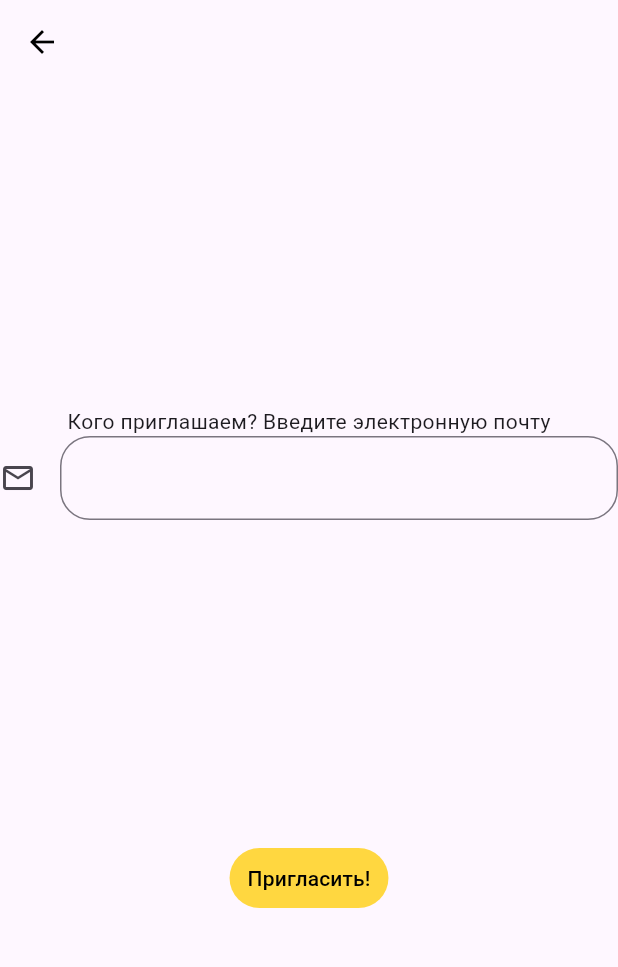
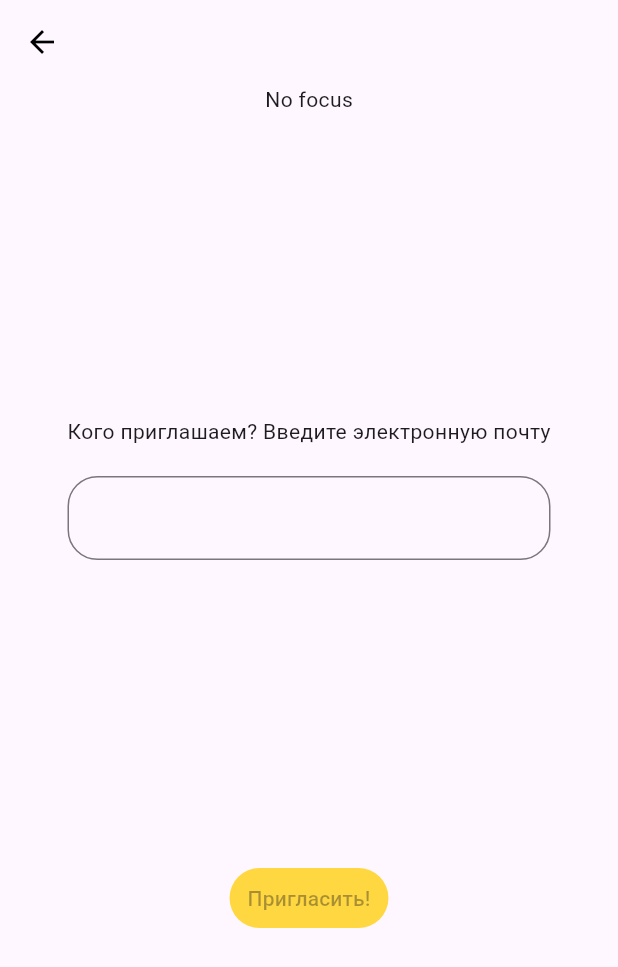
Before and after one commit to RBeschastnyh/board-game-app, a Flutter app: the screen it shows after launch, item 3 of the bottom bar chosen, on a phone screen of 412 x 824 dp. Shown: the top 967 px of the screen. Run offline on Flutter 3.47's test engine with Material 3 defaults, Android fonts, the phone set to English and light mode, and no system bars.

Commit message:
Added join and create table screens. Altered package structure

```diff
--- a/bg-app-ui/bg_app_ui/lib/board/invite_page.dart
+++ /dev/null
@@ -1,81 +0,0 @@
-import 'package:flutter/material.dart';
-
-class InviteFriendPage extends StatefulWidget {
-  const InviteFriendPage({super.key});
-
-  @override
-  State<StatefulWidget> createState() => _InviteFriendPageState();
-}
-
-class _InviteFriendPageState extends State<InviteFriendPage> {
-
-  final TextEditingController _textController = TextEditingController();
-
-  bool _validEmail = true;
-
-  @override
-  void dispose() {
-    _textController.dispose();
-    super.dispose();
-  }
-
-  @override
-  void initState() {
-    super.initState();
-    _textController.addListener(() {
-
-    });
-  }
-
-  @override
-  Widget build(BuildContext context) {
-    return Scaffold(
-      appBar: AppBar(
-        leading: IconButton(
-          onPressed: () {
-            Navigator.of(context).pop();
-          },
-          icon: Icon(
-            Icons.arrow_back,
-            color: Colors.black,
-          )
-        ),
-      ),
-      body: Center(
-        child: Column(
-          mainAxisAlignment: MainAxisAlignment.spaceAround,
-          children: [
-            Spacer(),
-            Text("Кого приглашаем? Введите электронную почту"),
-            TextField(
-              controller: _textController,
-              decoration: InputDecoration(
-                icon: Icon(
-                  Icons.email_outlined
-                ),
-                border: OutlineInputBorder(
-                  borderRadius: BorderRadius.all(Radius.circular(20.0))
-                ),
-                errorText: !_validEmail ? "Некорректный адрес" : null
-              ),
-            ),
-            Spacer(),
-            TextButton(
-              onPressed: () {
-                print("отправляю приглашение!");
-
-                Navigator.of(context).popUntil(ModalRoute.withName('/'));
-              },
-              style: TextButton.styleFrom(
-                backgroundColor: Colors.amberAccent,
-                foregroundColor: Colors.black
-              ),
-              child: Text("Пригласить!")
-            ),
-            Spacer(),
-          ],
-        ),
-      ),
-    );
-  }
-}
--- a/bg-app-ui/bg_app_ui/lib/main.dart
+++ b/bg-app-ui/bg_app_ui/lib/main.dart
@@ -1,4 +1,9 @@
-import 'package:bg_app_ui/home/home_page.dart';
+import 'package:bg_app_ui/widgets/board/create_board.dart';
+import 'package:bg_app_ui/widgets/board/invite_page.dart';
+import 'package:bg_app_ui/widgets/commons/types.dart';
+import 'package:bg_app_ui/widgets/home/home_page.dart';
+import 'package:bg_app_ui/widgets/table/create_table_page.dart';
+import 'package:bg_app_ui/widgets/table/join_table_page.dart';
 import 'package:flutter/material.dart';
 
 void main() {
@@ -16,10 +21,13 @@ class MyApp extends StatelessWidget {
       theme: ThemeData(
         colorScheme: .fromSeed(seedColor: Colors.deepPurple),
       ),
-      initialRoute: '/',
-      // home: const HomePage(),
+      initialRoute: AppRoutes.home,
       routes: {
-        '/': (context) => const HomePage(),
+        AppRoutes.home: (context) => const HomePage(),
+        AppRoutes.invite: (context) => const InviteFriendPage(),
+        AppRoutes.tableMenu: (context) => const BgAppCreateBoard(),
+        AppRoutes.createTable: (context) => const CreateTablePage(),
+        AppRoutes.joinTable: (context) => const JoinTablePage(),
       },
     );
   }
--- /dev/null
+++ b/bg-app-ui/bg_app_ui/lib/widgets/board/invite_page.dart
@@ -0,0 +1,117 @@
+import 'package:bg_app_ui/widgets/commons/types.dart';
+import 'package:flutter/material.dart';
+
+class InviteFriendPage extends StatefulWidget {
+  const InviteFriendPage({super.key});
+
+  @override
+  State<StatefulWidget> createState() => _InviteFriendPageState();
+}
+
+class _InviteFriendPageState extends State<InviteFriendPage> {
+  final TextEditingController _textController = TextEditingController();
+
+  late FocusAttachment _focusAttachment;
+  late FocusNode _emailFocusNode;
+  bool _emailFocused = false;
+
+  bool _validEmail = false;
+
+  void _handleEmailInputListener() {}
+
+  void _handleEmailFocusChanged() {
+    if (_emailFocusNode.hasFocus != _emailFocused) {
+      setState(() {
+        _emailFocused = _emailFocusNode.hasFocus;
+      });
+    }
+
+    if (!_emailFocused) {
+      _validEmail = RegExp(r'^[a-zA-Z0-9._%+-]+@[a-zA-Z0-9.-]+\.[a-zA-Z]{2,}$').hasMatch(_textController.text);
+    }
+  }
+
+  void _sendEmailInvireAndReturn() {
+    print("отправляю приглашение!");
+    Navigator.of(context).popUntil(ModalRoute.withName(AppRoutes.home));
+  }
+
+  @override
+  void initState() {
+    super.initState();
+
+    _textController.addListener(_handleEmailInputListener);
+
+    _emailFocusNode = FocusNode(debugLabel: "email focus node");
+    _emailFocusNode.addListener(_handleEmailFocusChanged);
+
+    _focusAttachment = _emailFocusNode.attach(
+      context
+    );
+  }
+
+  @override
+  Widget build(BuildContext context) {
+    _focusAttachment.reparent();
+
+    return Scaffold(
+      appBar: AppBar(
+        leading: IconButton(
+          onPressed: () {
+            Navigator.of(context).pop();
+          },
+          icon: Icon(Icons.arrow_back, color: Colors.black),
+        ),
+      ),
+      body: Center(
+        child: Column(
+          mainAxisAlignment: MainAxisAlignment.spaceAround,
+          children: [
+            _emailFocusNode.hasFocus ? Text("data") : Text("No focus"),
+            Spacer(),
+            Text("Кого приглашаем? Введите электронную почту"),
+            SizedBox(width: 20.0, height: 20.0),
+            Padding(
+              padding: EdgeInsetsGeometry.symmetric(horizontal: 45.0),
+              child: TextField(
+                controller: _textController,
+                focusNode: _emailFocusNode,
+                keyboardType: TextInputType.emailAddress,
+                decoration: InputDecoration(
+                  // icon: Icon(
+                  //   Icons.email_outlined
+                  // ),
+                  border: OutlineInputBorder(
+                    borderRadius: BorderRadius.all(Radius.circular(20.0)),
+                  ),
+                  errorText: _textController.text.isNotEmpty && !_validEmail ? "Некорректный адрес" : null,
+                ),
+              ),
+            ),
+            Spacer(),
+            TextButton(
+              onPressed: _validEmail ? _sendEmailInvireAndReturn : null,
+              style: TextButton.styleFrom(
+                backgroundColor: Colors.amberAccent,
+                foregroundColor: Colors.black,
+              ),
+              child: Text("Пригласить!"),
+            ),
+            Spacer(),
+          ],
+        ),
+      ),
+    );
+  }
+
+  @override
+  void dispose() {
+    _textController.removeListener(_handleEmailInputListener);
+    _emailFocusNode.removeListener(_handleEmailFocusChanged);
+    _focusAttachment.detach();
+
+    _textController.dispose();
+    _emailFocusNode.dispose();
+    super.dispose();
+  }
+}
--- a/bg-app-ui/bg_app_ui/lib/commons/buttons/bg_app_home_button.dart
+++ b/bg-app-ui/bg_app_ui/lib/widgets/commons/buttons/bg_app_home_button.dart
@@ -1,3 +1,4 @@
+import 'package:bg_app_ui/widgets/commons/types.dart';
 import 'package:flutter/material.dart';
 
 class BgAppHomeButton extends StatefulWidget {
@@ -12,7 +13,7 @@ class _BgAppHomeButton extends State<BgAppHomeButton> {
   Widget build(BuildContext context) {
     return FloatingActionButton(
         onPressed: () {
-          Navigator.of(context).popUntil(ModalRoute.withName('/'));
+          Navigator.of(context).popUntil(ModalRoute.withName(AppRoutes.home));
         },
         backgroundColor: Colors.amberAccent,
         child: Icon(
--- /dev/null
+++ b/bg-app-ui/bg_app_ui/lib/widgets/commons/types.dart
@@ -0,0 +1,11 @@
+class AppRoutes {
+  static final String home = "/";
+  static final String createTable = "/createTable";
+  static final String joinTable = "/joinTable";
+  static final String invite = "/invite";
+  static final String tableMenu = "/tableMenu";
+  // String home = "/";
+  // String home = "/";
+  // String home = "/";
+  // String home = "/";
+}
--- a/bg-app-ui/bg_app_ui/lib/home/home_page.dart
+++ b/bg-app-ui/bg_app_ui/lib/widgets/home/home_page.dart
@@ -1,6 +1,6 @@
-import 'package:bg_app_ui/home/bg_app_bottom_nav_bar.dart';
-import 'package:bg_app_ui/home/bg_app_drawer.dart';
-import 'package:bg_app_ui/home/bg_app_fab.dart';
+import 'package:bg_app_ui/widgets/home/bg_app_bottom_nav_bar.dart';
+import 'package:bg_app_ui/widgets/home/bg_app_drawer.dart';
+import 'package:bg_app_ui/widgets/home/bg_app_fab.dart';
 import 'package:flutter/material.dart';
 
 class HomePage extends StatefulWidget {
--- a/bg-app-ui/bg_app_ui/pubspec.yaml
+++ b/bg-app-ui/bg_app_ui/pubspec.yaml
@@ -34,6 +34,7 @@ dependencies:
   # The following adds the Cupertino Icons font to your application.
   # Use with the CupertinoIcons class for iOS style icons.
   cupertino_icons: ^1.0.8
+  qr: ^4.0.0
 
 dev_dependencies:
   flutter_test:
```
Also changed, not shown: bg-app-ui/bg_app_ui/lib/widgets/board/create_board.dart (renamed from bg-app-ui/bg_app_ui/lib/board/create_board.dart, +11 -1 lines), bg-app-ui/bg_app_ui/lib/widgets/home/bg_app_bottom_nav_bar.dart (renamed from bg-app-ui/bg_app_ui/lib/home/bg_app_bottom_nav_bar.dart, +2 -5 lines), bg-app-ui/bg_app_ui/lib/widgets/home/bg_app_fab.dart (renamed from bg-app-ui/bg_app_ui/lib/home/bg_app_fab.dart, +2 -7 lines), bg-app-ui/bg_app_ui/lib/widgets/table/create_table_page.dart (added, +70 -0 lines), bg-app-ui/bg_app_ui/lib/widgets/table/join_table_page.dart (added, +106 -0 lines), bg-app-ui/bg_app_ui/lib/commons/types.dart (deleted), bg-app-ui/bg_app_ui/lib/widgets/home/bg_app_drawer.dart (renamed from bg-app-ui/bg_app_ui/lib/home/bg_app_drawer.dart), bg-app-ui/bg_app_ui/pubspec.lock, 1 other file.
